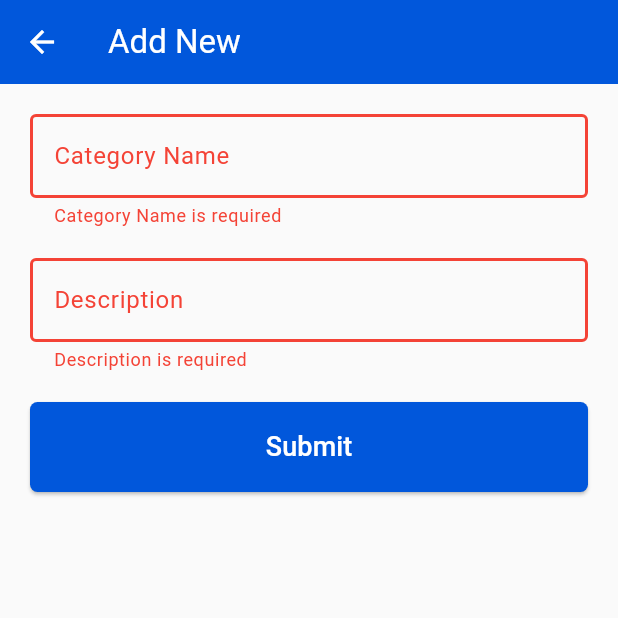
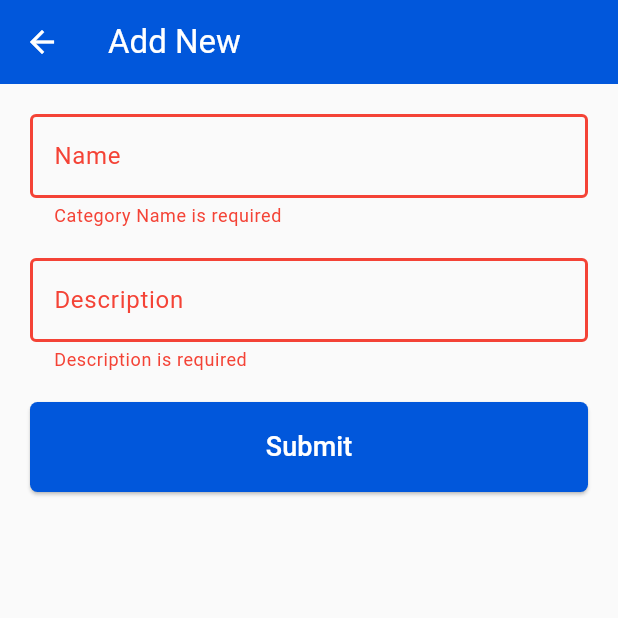
Before and after one commit to ShimaaElnaggar/easy-pos-r5, a Flutter app: the CategoryOperationsView screen opened directly, after a tap on "Submit", on a phone screen of 412 x 824 dp, the top half of it. Run offline on Flutter 3.47's test engine with Material 3 defaults, Android fonts, the light colour scheme and no system bars; our stand-ins replace data_table_2, get_it, sqflite, sqflite_common_ffi_web; missing offline and left inert: dynamic_table; accounts and stored records are empty.

Commit message:
update category

```diff
--- a/lib/views/categories_view.dart
+++ b/lib/views/categories_view.dart
@@ -118,7 +118,17 @@ class _CategoriesViewState extends State<CategoriesView> {
                     onDelete:(CategoryData){
                       onDeleteRow(CategoryData.id!);
                     },
-                  onUpdate:(categoryData){}
+                  onUpdate:(CategoryData)async{
+                    var result = await Navigator.push(context,
+                      MaterialPageRoute(
+                          builder: (context) =>  CategoryOperationsView(
+                            categoryData: CategoryData,
+                          )),
+                    );
+                    if (result ?? false) {
+                      getCategories(); // Refresh categories list
+                    }
+                  }
                 ),
               ),
             ),
--- a/lib/views/category_operations_view.dart
+++ b/lib/views/category_operations_view.dart
@@ -1,26 +1,36 @@
 import 'package:easy_pos_r5/helpers/sql_helper.dart';
+import 'package:easy_pos_r5/models/category_data_model.dart';
+import 'package:easy_pos_r5/widgets/custom_appbar.dart';
 import 'package:easy_pos_r5/widgets/custom_elevated_button.dart';
 import 'package:easy_pos_r5/widgets/custom_text_form_field.dart';
 import 'package:flutter/material.dart';
 import 'package:get_it/get_it.dart';
 
 class CategoryOperationsView extends StatefulWidget {
-  const CategoryOperationsView({super.key});
+  final CategoryData? categoryData;
+  const CategoryOperationsView({this.categoryData,super.key});
 
   @override
   State<CategoryOperationsView> createState() => _CategoryOperationsViewState();
 }
+class _CategoryOperationsViewState extends State<CategoryOperationsView> {
+  TextEditingController? nameController ;
+  TextEditingController? descController ;
+  var formKey = GlobalKey<FormState>();
 
-class _CategoryOperationsViewState extends State<CategoryOperationsView> {
-  TextEditingController categoryNameController = TextEditingController();
-  TextEditingController descController = TextEditingController();
-  var formKey = GlobalKey<FormState>();
+  @override
+  void initState() {
+    nameController = TextEditingController(text: widget.categoryData?.name);
+    descController = TextEditingController(text: widget.categoryData?.description);
+    super.initState();
+  }
+
   @override
   Widget build(BuildContext context) {
     return Scaffold(
       backgroundColor: const Color(0xfffafafa),
-      appBar: AppBar(
-        title: const Text("Add New"),
+      appBar: CustomAppbar(
+        title: widget.categoryData == null ? "Add New" : "Update" ,
       ),
       body: Padding(
         padding: const EdgeInsets.all(20.0),
@@ -31,8 +41,8 @@ class _CategoryOperationsViewState extends State<CategoryOperationsView> {
               CustomTextFormField(
                 textInputAction: TextInputAction.next,
                 keyboardType: TextInputType.name,
-                label: "Category Name",
-                controller: categoryNameController,
+                label: "Name",
+                controller: nameController,
                 validator: (value) {
                   if (value!.isEmpty) {
                     return "Category Name is required";
@@ -76,11 +86,22 @@ class _CategoryOperationsViewState extends State<CategoryOperationsView> {
     try {
       if (formKey.currentState!.validate()) {
         var sqlHelper = GetIt.I.get<SqlHelper>();
-        await sqlHelper.db!.insert('categories', {
-          'name': categoryNameController.text,
-          'description': descController.text,
-        });
-
+        if(widget.categoryData == null){
+          await sqlHelper.db!.insert('categories', {
+            'name': nameController?.text,
+            'description': descController?.text,
+          });
+        }else{
+          await sqlHelper.db!.update('categories', {
+            'name': nameController?.text,
+            'description': descController?.text,
+          },
+            where: "id=?",
+            whereArgs: [widget.categoryData?.id],
+          );
+        }
+        final List<Map<String, dynamic>> maps = await sqlHelper.db!.query('categories');
+        print("db data: $maps");
         ScaffoldMessenger.of(context).showSnackBar(
           const SnackBar(
             backgroundColor: Colors.green,
--- a/lib/widgets/custom_appbar.dart
+++ b/lib/widgets/custom_appbar.dart
@@ -1,7 +1,7 @@
 import 'package:flutter/material.dart';
 
 class CustomAppbar extends StatelessWidget implements PreferredSizeWidget {
-  final String title;
+  final  String title;
  final List<Widget>? actions;
   const CustomAppbar(
       {required this.title,  this.actions, super.key});
@@ -19,5 +19,5 @@ class CustomAppbar extends StatelessWidget implements PreferredSizeWidget {
 
   @override
 
-  Size get preferredSize => Size.fromHeight(kToolbarHeight);
+  Size get preferredSize => const Size.fromHeight(kToolbarHeight);
 }
```
